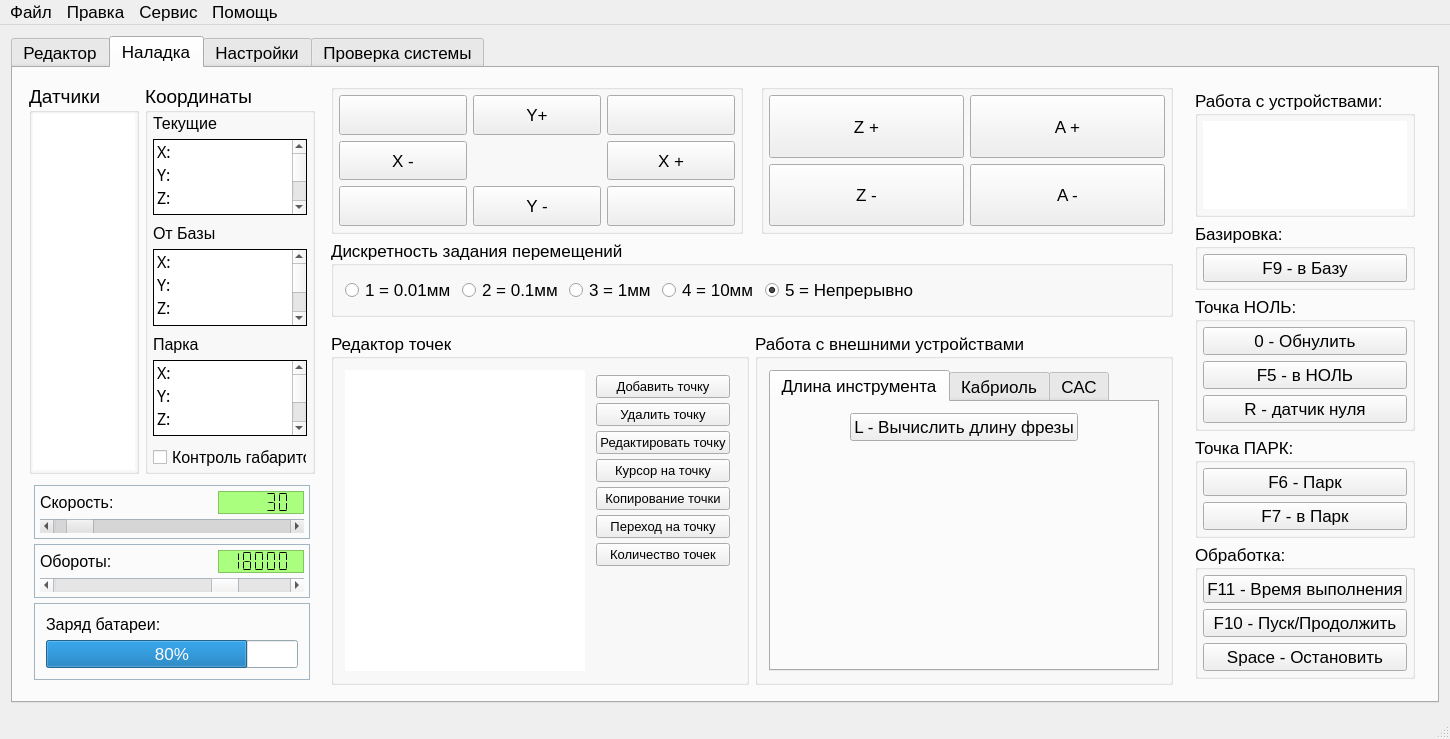
Old version of the form KAMEditor/gui/mainwindow.ui in the repository Xtail96/SML.
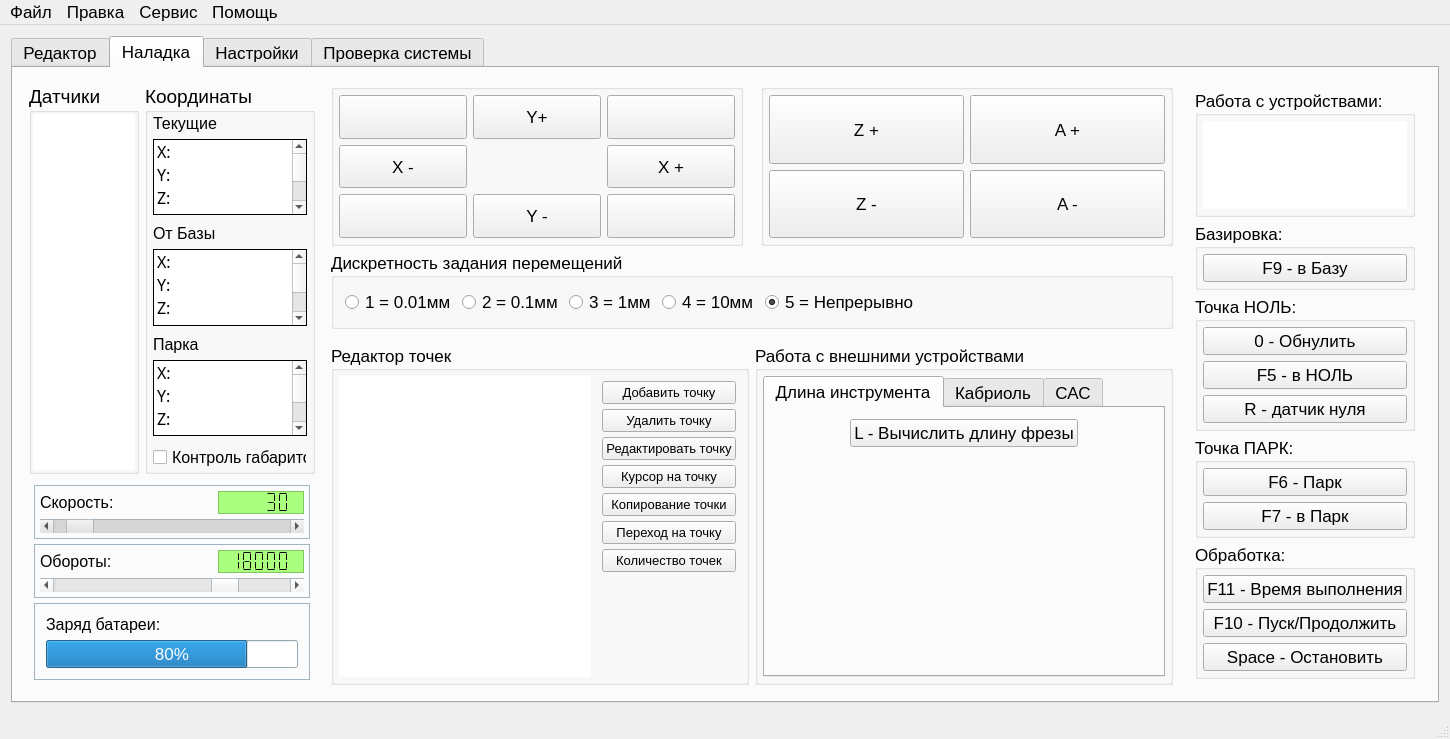
New version of the form. Icons and pictures are not drawn.

Commit message: Правки интерфейса

The edit to the form file:
```diff
--- a/KAMEditor/gui/mainwindow.ui
+++ b/KAMEditor/gui/mainwindow.ui
@@ -1615,6 +1615,18 @@
                  <string>Редактор точек</string>
                 </property>
                 <layout class="QHBoxLayout" name="horizontalLayout_5">
+                 <property name="leftMargin">
+                  <number>5</number>
+                 </property>
+                 <property name="topMargin">
+                  <number>5</number>
+                 </property>
+                 <property name="rightMargin">
+                  <number>5</number>
+                 </property>
+                 <property name="bottomMargin">
+                  <number>5</number>
+                 </property>
                  <item>
                   <widget class="QTableWidget" name="pointsTableWidget">
                    <property name="sizePolicy">
@@ -1839,6 +1851,18 @@
                  <string>Работа с внешними устройствами</string>
                 </property>
                 <layout class="QGridLayout" name="gridLayout_17">
+                 <property name="leftMargin">
+                  <number>5</number>
+                 </property>
+                 <property name="topMargin">
+                  <number>5</number>
+                 </property>
+                 <property name="rightMargin">
+                  <number>5</number>
+                 </property>
+                 <property name="bottomMargin">
+                  <number>5</number>
+                 </property>
                  <item row="0" column="1">
                   <widget class="QTabWidget" name="devicesTabWidget">
                    <property name="tabShape">
```
